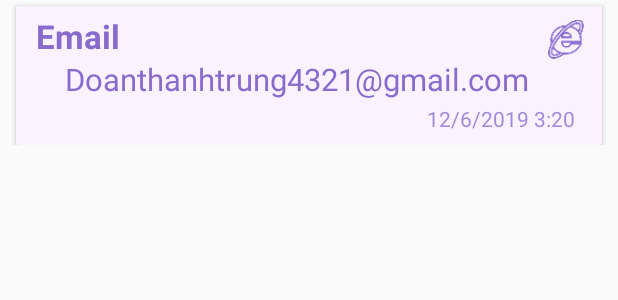
After one commit to dttrung-99931/QRCodeScanner-Android-MVP, an Android app: the layout item_barcode_history2.xml on its own in the app's theme, with its tools: preview values and no code run, on a phone screen of 412 x 824 dp. The commit adds this screen. Shown: the top 300 px of the screen. Run offline under Robolectric (Android 15) with nearby library versions, the phone set to English and light mode, and no system bars.

Commit message:
Add swiping to delete barcode histories feature

```diff
--- a/app/build.gradle
+++ b/app/build.gradle
@@ -36,6 +36,9 @@ dependencies {
     implementation 'com.intuit.sdp:sdp-android:1.0.6'
     implementation 'com.intuit.ssp:ssp-android:1.0.6'
 
+    // Drag to delete view
+    implementation 'com.ernestoyaquello.dragdropswiperecyclerview:drag-drop-swipe-recyclerview:0.6.0'
+
     def camerax_version = "1.0.0-beta07"
     // CameraX core library using camera2 implementation
     implementation "androidx.camera:camera-camera2:$camerax_version"
--- a/app/src/main/java/com/example/barcodescanner/data/local/BarcodeDAO.java
+++ b/app/src/main/java/com/example/barcodescanner/data/local/BarcodeDAO.java
@@ -1,6 +1,7 @@
 package com.example.barcodescanner.data.local;
 
 import androidx.room.Dao;
+import androidx.room.Delete;
 import androidx.room.Insert;
 import androidx.room.Query;
 
@@ -42,4 +43,7 @@ public abstract class BarcodeDAO{
             emitter.onComplete();
         });
     }
+
+    @Delete
+    public abstract Completable deleteBarcodeData(BarcodeData barcodeData);
 }
--- /dev/null
+++ b/app/src/main/res/layout/item_barcode_history2.xml
@@ -0,0 +1,93 @@
+<?xml version="1.0" encoding="utf-8"?>
+<RelativeLayout xmlns:android="http://schemas.android.com/apk/res/android"
+    android:layout_width="match_parent"
+    android:layout_height="wrap_content"
+    android:id="@+id/layoutResult">
+
+    <TextView
+        android:id="@+id/tvDate"
+        android:layout_width="match_parent"
+        android:layout_height="wrap_content"
+        android:text="1/9/2020"
+        android:gravity="center_horizontal"
+        android:textColor="#C6886BCD"
+        android:textSize="@dimen/_13ssp"
+        android:visibility="gone"/>
+
+    <androidx.cardview.widget.CardView
+        android:id="@+id/cardviewResult"
+        android:layout_width="match_parent"
+        android:layout_height="wrap_content"
+        android:layout_marginHorizontal="@dimen/_8sdp"
+        android:layout_marginTop="@dimen/_3sdp"
+        android:layout_below="@id/tvDate">
+
+        <RelativeLayout
+            android:id="@+id/layoutCardViewResult"
+            android:layout_width="match_parent"
+            android:layout_height="wrap_content"
+            android:background="#FAF2FF"
+            android:paddingBottom="@dimen/_6sdp"
+            style="@style/ClickAnimStyle">
+
+            <ImageButton
+                android:id="@+id/btnAction1"
+                style="@style/ClickAnimStyle"
+                android:layout_width="@dimen/_30sdp"
+                android:layout_height="@dimen/_30sdp"
+                android:layout_alignParentTop="true"
+                android:layout_alignParentEnd="true"
+                android:layout_marginTop="@dimen/_2sdp"
+                android:layout_marginEnd="@dimen/_3sdp"
+                android:background="@null"
+                android:padding="@dimen/_5sdp"
+                android:scaleType="fitXY"
+                android:src="@drawable/ic_browser" />
+
+            <TextView
+                android:id="@+id/tvFieldName"
+                android:layout_width="@dimen/_245sdp"
+                android:layout_height="wrap_content"
+                android:layout_marginStart="@dimen/_10sdp"
+                android:layout_marginTop="@dimen/_4sdp"
+                android:text="Email"
+                android:textColor="#886BCD"
+                android:textSize="@dimen/_17ssp"
+                android:textStyle="bold" />
+
+            <ScrollView
+                android:id="@+id/scrollViewResult"
+                android:layout_width="match_parent"
+                android:layout_height="wrap_content"
+                android:layout_below="@id/tvFieldName">
+
+                <TextView
+                    android:id="@+id/tvFieldValue"
+                    android:layout_width="match_parent"
+                    android:layout_height="wrap_content"
+                    android:layout_marginEnd="@dimen/_30sdp"
+                    android:maxHeight="@dimen/_490sdp"
+                    android:paddingStart="@dimen/_25sdp"
+                    android:paddingBottom="@dimen/_2sdp"
+                    android:text="@string/example_result"
+                    android:textColor="#886BCD"
+                    android:textSize="@dimen/_16ssp" />
+
+            </ScrollView>
+
+            <TextView
+                android:id="@+id/tvTime"
+                android:layout_width="wrap_content"
+                android:layout_height="wrap_content"
+                android:layout_marginEnd="@dimen/_14sdp"
+                android:text="12/6/2019 3:20"
+                android:textColor="#C6886BCD"
+                android:textSize="@dimen/_11ssp"
+                android:layout_below="@id/scrollViewResult"
+                android:layout_alignParentEnd="true"/>
+
+        </RelativeLayout>
+
+    </androidx.cardview.widget.CardView>
+
+</RelativeLayout>
--- a/app/src/main/res/values/strings.xml
+++ b/app/src/main/res/values/strings.xml
@@ -50,4 +50,6 @@
     <string name="connected_with">Connected with</string>
     <string name="failed_to_connect_with">"Failed to connect with"</string>
     <string name="connecting">Connecting</string>
+    <string name="cancel_remove">Cancel remove</string>
+    <string name="cancel">Cancel</string>
 </resources>
```
Also changed, not shown: app/src/main/java/com/example/barcodescanner/ui/main/base/BaseDragDropViewHolder.java (added, +18 -0 lines), app/src/main/java/com/example/barcodescanner/ui/main/history/BarcodeHistoryAdapter2.java (added, +164 -0 lines), app/src/main/java/com/example/barcodescanner/ui/main/history/HistoryFragment.java (+43 -8 lines), app/src/main/java/com/example/barcodescanner/ui/main/history/HistoryPresenter.java (+9 -0 lines), app/src/main/res/drawable/ic_drag.xml (added, +10 -0 lines), app/src/main/res/layout/fragment_history.xml (+7 -2 lines).
